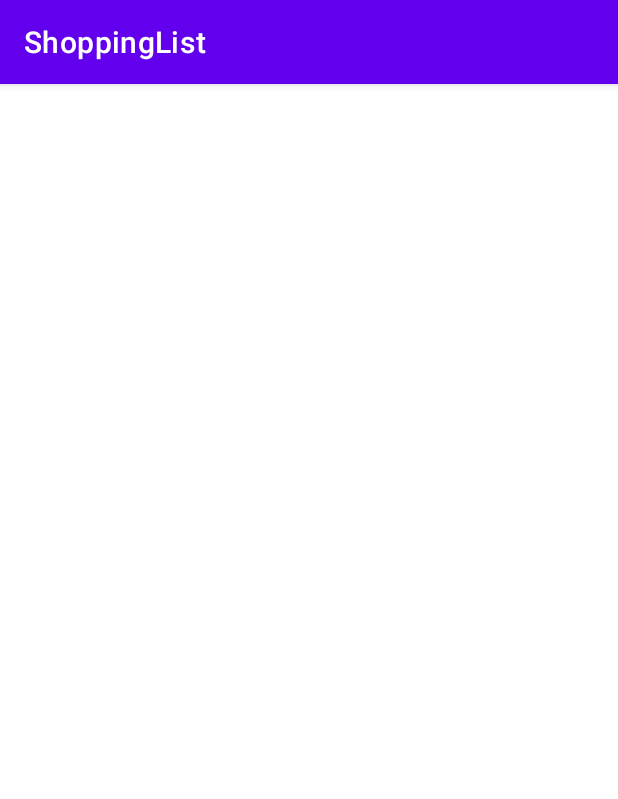
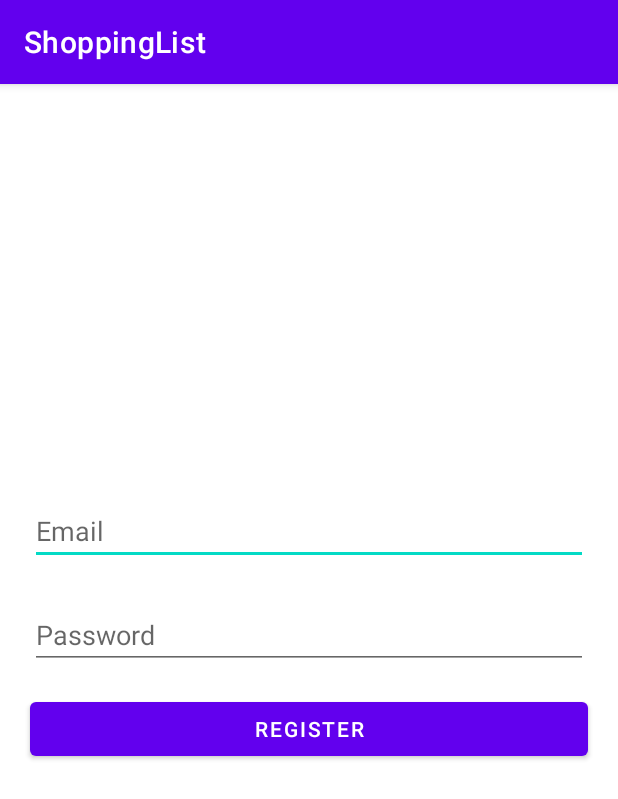
Before and after one commit to GiovanniTF/FMU-Atividade, an Android app: the screen it shows after launch (LoginActivity before the commit, RegisterActivity after it), on a phone screen of 412 x 824 dp. Shown: the top 799 px of the screen. Run offline under Robolectric (Android 15) with nearby library versions, the phone set to English and light mode, and no system bars; our stand-ins replace Firebase (no records; nobody signed in at launch, a user with empty details on screens opened directly).

Commit message:
Adiciona Cadastro por email

```diff
--- a/app/src/main/AndroidManifest.xml
+++ b/app/src/main/AndroidManifest.xml
@@ -9,7 +9,7 @@
         android:roundIcon="@mipmap/ic_launcher_round"
         android:supportsRtl="true"
         android:theme="@style/Theme.ShoppingList">
-        <activity android:name=".LoginActivity">
+        <activity android:name=".RegisterActivity">
             <intent-filter>
                 <action android:name="android.intent.action.MAIN" />
             </intent-filter>
--- a/app/src/main/java/com/br/shoppinglist/LoginActivity.java
+++ /dev/null
@@ -1,13 +0,0 @@
-package com.br.shoppinglist;
-
-import androidx.appcompat.app.AppCompatActivity;
-
-import android.os.Bundle;
-
-public class LoginActivity extends AppCompatActivity {
-
-    @Override protected void onCreate(Bundle savedInstanceState) {
-        super.onCreate(savedInstanceState);
-        setContentView(R.layout.activity_login);
-    }
-}
--- /dev/null
+++ b/app/src/main/java/com/br/shoppinglist/RegisterActivity.java
@@ -0,0 +1,54 @@
+package com.br.shoppinglist;
+
+import androidx.annotation.NonNull;
+import androidx.appcompat.app.AppCompatActivity;
+
+import android.os.Bundle;
+import android.util.Log;
+import android.widget.Button;
+import android.widget.EditText;
+import android.widget.Toast;
+
+import com.google.android.gms.tasks.OnCompleteListener;
+import com.google.android.gms.tasks.Task;
+import com.google.firebase.auth.AuthResult;
+import com.google.firebase.auth.FirebaseAuth;
+
+import org.jetbrains.annotations.NotNull;
+
+public class RegisterActivity extends AppCompatActivity {
+    private EditText email;
+    private EditText password;
+    private Button register;
+
+    private FirebaseAuth user = FirebaseAuth.getInstance();
+
+    @Override protected void onCreate(Bundle savedInstanceState) {
+        super.onCreate(savedInstanceState);
+        setContentView(R.layout.activity_register);
+
+        email = findViewById(R.id.emailAddress);
+        password = findViewById(R.id.password);
+        register = findViewById(R.id.register);
+
+        register.setOnClickListener(v -> {
+            createUser();
+        });
+    }
+
+    public void createUser(){
+        user.createUserWithEmailAndPassword(
+                email.getText().toString(), password.getText().toString())
+                .addOnCompleteListener(RegisterActivity.this, new OnCompleteListener<AuthResult>() {
+                    @Override public void onComplete(@NonNull @NotNull Task<AuthResult> task) {
+                        if(task.isSuccessful()){
+                            Log.i("RegisterUser", "Register Successful");
+                            Toast.makeText(RegisterActivity.this, R.string.succesRegister, Toast.LENGTH_SHORT).show();
+                        }else {
+                            Log.e("RegisterUser", "Register Error");
+                            Toast.makeText(RegisterActivity.this, R.string.errorRegister, Toast.LENGTH_SHORT).show();
+                        }
+                    }
+                });
+    }
+}
--- a/app/src/main/java/com/br/shoppinglist/SplashScreen.java
+++ b/app/src/main/java/com/br/shoppinglist/SplashScreen.java
@@ -15,7 +15,7 @@ public class SplashScreen extends Activity {
 
         new Handler().postDelayed(() -> {
             Intent i = new Intent(SplashScreen.this,
-                    LoginActivity.class);
+                    RegisterActivity.class);
             startActivity(i);
 
             finish();
--- a/app/src/main/res/layout/activity_login.xml
+++ /dev/null
@@ -1,10 +0,0 @@
-<?xml version="1.0" encoding="utf-8"?>
-<androidx.constraintlayout.widget.ConstraintLayout
-    xmlns:android="http://schemas.android.com/apk/res/android"
-    xmlns:app="http://schemas.android.com/apk/res-auto"
-    xmlns:tools="http://schemas.android.com/tools"
-    android:layout_width="match_parent"
-    android:layout_height="match_parent"
-    tools:context=".LoginActivity">
-
-</androidx.constraintlayout.widget.ConstraintLayout>
--- /dev/null
+++ b/app/src/main/res/layout/activity_register.xml
@@ -0,0 +1,53 @@
+<?xml version="1.0" encoding="utf-8"?>
+<androidx.constraintlayout.widget.ConstraintLayout
+    xmlns:android="http://schemas.android.com/apk/res/android"
+    xmlns:app="http://schemas.android.com/apk/res-auto"
+    xmlns:tools="http://schemas.android.com/tools"
+    android:layout_width="match_parent"
+    android:layout_height="match_parent"
+    tools:context=".RegisterActivity">
+
+    <EditText
+        android:id="@+id/emailAddress"
+        android:layout_width="match_parent"
+        android:layout_height="wrap_content"
+        android:layout_marginStart="20dp"
+        android:layout_marginEnd="20dp"
+        android:ems="10"
+        android:inputType="textEmailAddress"
+        android:hint="@string/email"
+        app:layout_constraintBottom_toBottomOf="parent"
+        app:layout_constraintEnd_toEndOf="parent"
+        app:layout_constraintHorizontal_bias="0.547"
+        app:layout_constraintStart_toStartOf="parent"
+        app:layout_constraintTop_toTopOf="parent"
+        app:layout_constraintVertical_bias="0.381" />
+
+    <EditText
+        android:id="@+id/password"
+        android:layout_width="match_parent"
+        android:layout_height="wrap_content"
+        android:layout_marginTop="24dp"
+        android:layout_marginStart="20dp"
+        android:layout_marginEnd="20dp"
+        android:ems="10"
+        android:hint="@string/password"
+        android:inputType="textPassword"
+        app:layout_constraintEnd_toEndOf="parent"
+        app:layout_constraintHorizontal_bias="0.547"
+        app:layout_constraintStart_toStartOf="parent"
+        app:layout_constraintTop_toBottomOf="@+id/emailAddress" />
+
+    <Button
+        android:id="@+id/register"
+        android:layout_width="match_parent"
+        android:layout_height="wrap_content"
+        android:layout_marginTop="16dp"
+        android:layout_marginStart="20dp"
+        android:layout_marginEnd="20dp"
+        android:text="@string/register"
+        app:layout_constraintEnd_toEndOf="parent"
+        app:layout_constraintStart_toStartOf="parent"
+        app:layout_constraintTop_toBottomOf="@+id/password" />
+
+</androidx.constraintlayout.widget.ConstraintLayout>
--- a/app/src/main/res/values/strings.xml
+++ b/app/src/main/res/values/strings.xml
@@ -14,4 +14,11 @@
     <string name="x">X</string>
     <string name="logo_do_app">Logo do app</string>
     <string name="shopping_list_app">Shopping List App</string>
+    //Loggin
+    <string name="email">Email</string>
+    <string name="password">Password</string>
+    <string name="login">Login</string>
+    <string name="register">Register</string>
+    <string name="succesRegister">Register Successful</string>
+    <string name="errorRegister">Register Error</string>
 </resources>
```
